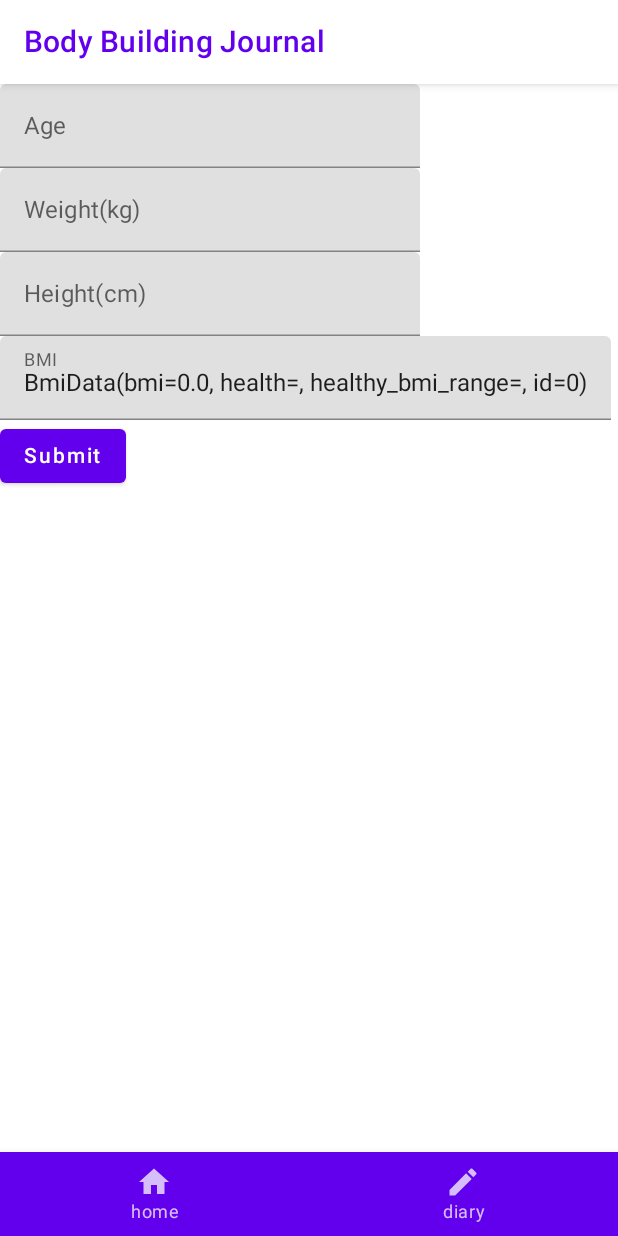
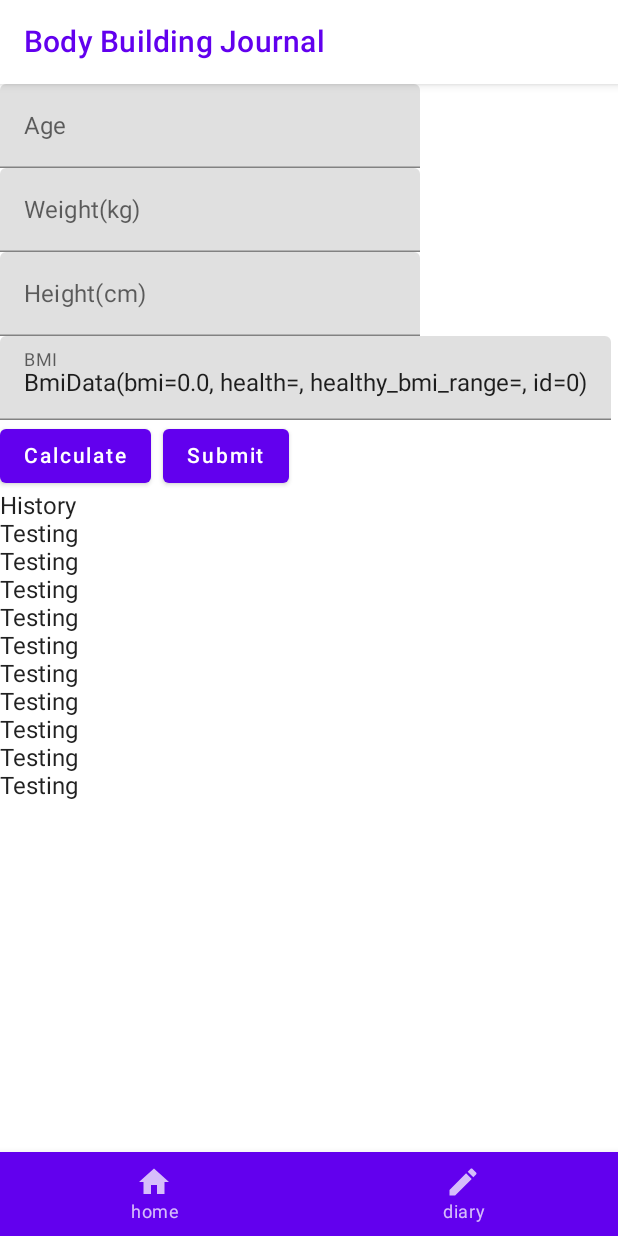
Before and after one commit to juanlestrella/BodybuilderJournalCompose, an Android app built with Jetpack Compose: the BmiScreen screen opened through its navigation route, after a tap on "Submit", on a phone screen of 412 x 824 dp. Run offline under Robolectric (Android 15) with nearby library versions, the phone set to English and light mode, and no system bars; our stand-ins replace Dagger/Hilt's generated code, Room's generated code.

Commit message:
Update: BMI Submit and history component started

```diff
--- a/app/src/main/java/com/example/bodybuilder/compose/Bmi.kt
+++ b/app/src/main/java/com/example/bodybuilder/compose/Bmi.kt
@@ -2,11 +2,14 @@ package com.example.bodybuilder.compose
 
 import android.app.Activity
 import android.widget.Toast
+import androidx.compose.foundation.layout.Arrangement
 import androidx.compose.foundation.layout.Column
+import androidx.compose.foundation.layout.Row
 import androidx.compose.foundation.layout.padding
 import androidx.compose.material.*
 import androidx.compose.runtime.*
 import androidx.compose.runtime.saveable.rememberSaveable
+import androidx.compose.ui.Alignment
 import androidx.compose.ui.Modifier
 import androidx.compose.ui.platform.LocalContext
 import androidx.compose.ui.text.input.ImeAction
@@ -41,6 +44,8 @@ fun BmiBodyContent(
 
     val bmi by viewModel.bmiState.collectAsStateWithLifecycle()
 
+    var isBmiValid by rememberSaveable { mutableStateOf(false) }
+
     Column(
         modifier = modifier
     ){
@@ -53,7 +58,10 @@ fun BmiBodyContent(
             label = { Text(text = "BMI")},
             readOnly = true
         )
-        Button(
+        Row(
+            horizontalArrangement = Arrangement.spacedBy( alignment = Alignment.CenterHorizontally, space = 8.dp,)
+        ) {
+            Button (
                 onClick = {
                     if (age.isEmpty() || age.toInt() < 0 || age.toInt() > 80){
                         Toast.makeText(context, "Please enter age between 0 to 80", Toast.LENGTH_SHORT).show()
@@ -63,11 +71,15 @@ fun BmiBodyContent(
                         Toast.makeText(context, "Please enter height between 130 cm and 230 cm", Toast.LENGTH_SHORT).show()
                     } else{
                         viewModel.getBmiFromApi(age, weight, height)
+                        isBmiValid = true
                     }
                 }
-        ){
-            Text(text = "Submit")
+            ) {
+                Text(text = "Calculate")
             }
+            ButtonSubmit(isBmiValid, bmi) // also add the local database for bmi\
+        }
+        LazyColumnHistory() // pass in local database
     }
 }
 
--- a/app/src/main/java/com/example/bodybuilder/compose/Helper.kt
+++ b/app/src/main/java/com/example/bodybuilder/compose/Helper.kt
@@ -1,8 +1,10 @@
 package com.example.bodybuilder.compose
 
 import android.media.Image
+import androidx.compose.foundation.ExperimentalFoundationApi
 import androidx.compose.foundation.Image
 import androidx.compose.foundation.layout.padding
+import androidx.compose.foundation.lazy.LazyColumn
 import androidx.compose.foundation.text.KeyboardOptions
 import androidx.compose.material.*
 import androidx.compose.material.icons.Icons
@@ -160,3 +162,35 @@ fun ButtonDiary(icon: ImageVector /**Painter Type**/, label: String, onNavigateT
 
     }
 }
+
+@Composable
+fun ButtonSubmit(isValid: Boolean, data: Any){
+    Button(
+        onClick = {
+            // Store data to room local data base then show it on a history list
+            if(isValid){
+                // add data to local database
+            }
+        }
+    ) {
+        Text(text = "Submit")
+    }
+}
+
+@OptIn(ExperimentalFoundationApi::class)
+@Composable
+fun LazyColumnHistory(){
+    LazyColumn(
+        userScrollEnabled = true
+    ){
+        // add a header for lazycolumn = History
+        stickyHeader {
+            Text("History")
+        }
+
+        items(10){
+            // Show all the local database here
+            Text("Testing")
+        }
+    }
+}
```
Lines whose indentation alone changed are shown as unchanged.
